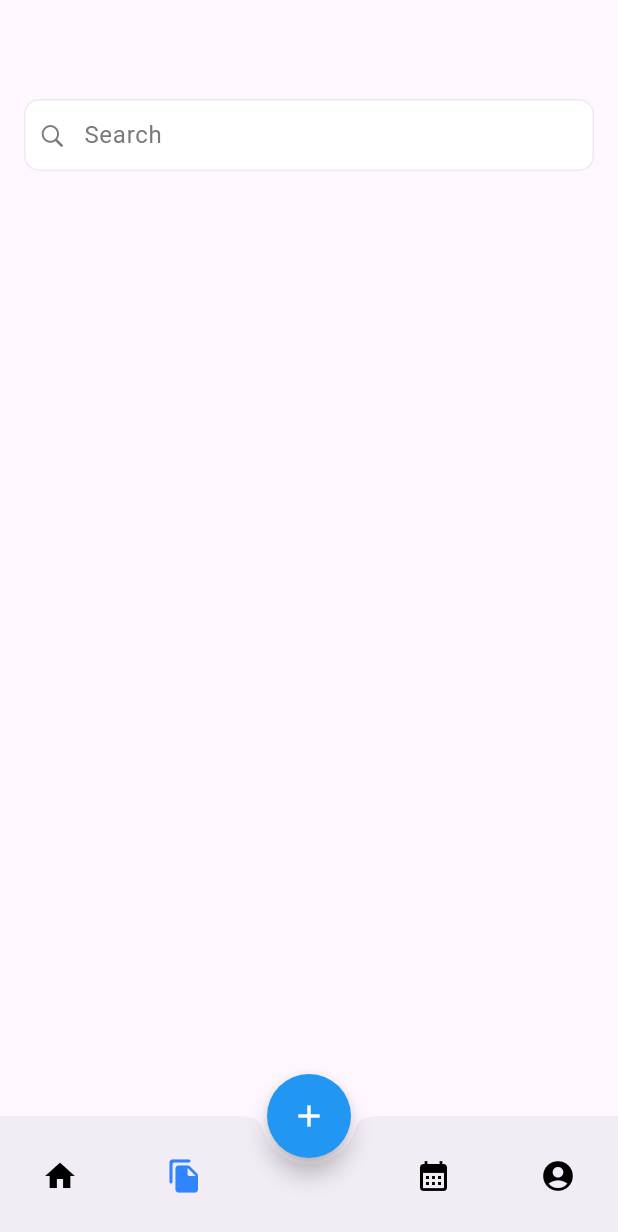
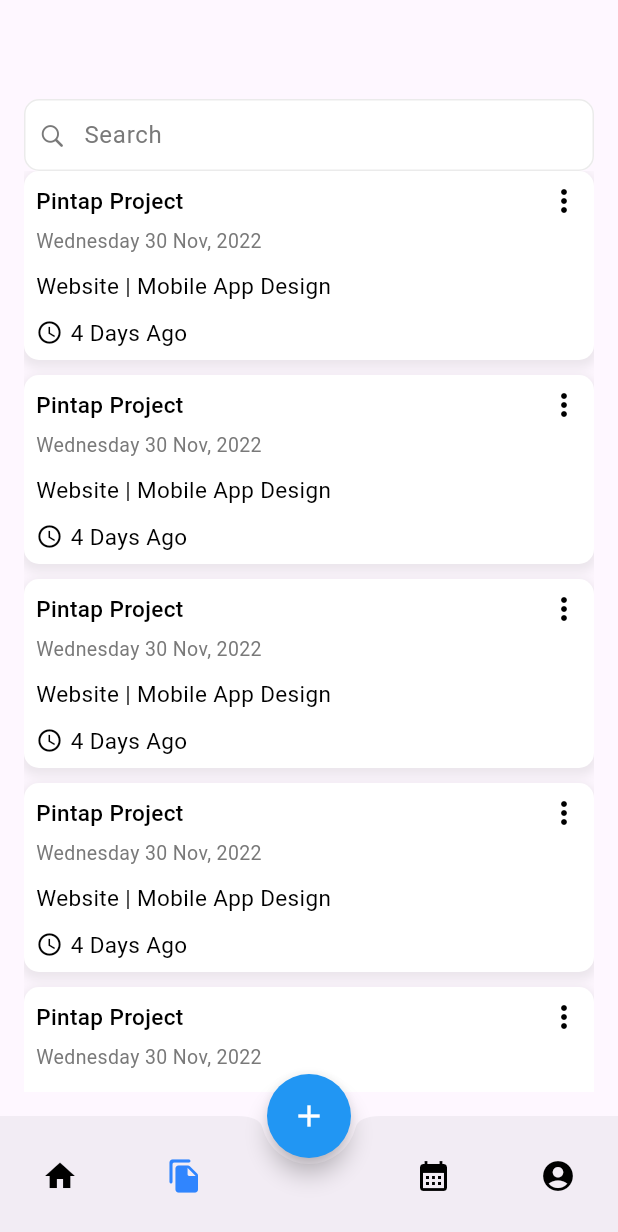
Before and after one commit to ankitmalaviya13/task_management, a Flutter app: the screen it shows after launch, item 2 of the bottom bar chosen, on a phone screen of 412 x 824 dp. Shown: the top 1232 px of the screen. Run offline on Flutter 3.47's test engine with Material 3 defaults, Android fonts, the phone set to English and light mode, and no system bars; our stand-ins replace cached_network_image, flutter_cache_manager, flutter_svg, pin_code_fields, shimmer; network calls fail.

Commit message:
MyProject Screen Add ListView Data

```diff
--- a/lib/screens/myProject_Screen.dart
+++ b/lib/screens/myProject_Screen.dart
@@ -1,6 +1,7 @@
 import 'package:flutter/cupertino.dart';
 import 'package:flutter/material.dart';
 import 'package:task_management/core/color/color.dart';
+import 'package:task_management/screens/widgets/common_text.dart';
 import 'package:task_management/screens/widgets/common_textfield.dart';
 
 class MyProjectScreen extends StatefulWidget {
@@ -32,6 +33,83 @@ class _MyProjectScreenState extends State<MyProjectScreen> {
               borderOutline: true,
               onChanged: (v) {},
             ),
+            Expanded(
+              child: ListView.builder(
+                scrollDirection: Axis.vertical,
+                itemCount: 10,
+                itemBuilder: (context, index) {
+                  return Container(
+                    margin: const EdgeInsets.only(bottom: 10),
+                    width: double.infinity,
+                    decoration: BoxDecoration(
+                      color: AppColor.white,
+                      borderRadius: BorderRadius.circular(10),
+                      boxShadow: [
+                        BoxShadow(
+                          color: Colors.grey.withOpacity(0.2),
+                          spreadRadius: 2,
+                          blurRadius: 5,
+                          offset: const Offset(0, 3),
+                        ),
+                      ],
+                    ),
+                    child: const Padding(
+                      padding: EdgeInsets.all(8.0),
+                      child: Column(
+                        crossAxisAlignment: CrossAxisAlignment.start,
+                        children: [
+                          Row(
+                            children: [
+                              CommonText(
+                                text: 'Pintap Project',
+                                fontSize: 15,
+                                color: AppColor.black,
+                                fontWeight: FontWeight.w500,
+                                overflow: TextOverflow.ellipsis,
+                              ),
+                              Spacer(),
+                              Icon(
+                                Icons.more_vert,
+                                color: AppColor.black,
+                              )
+                            ],
+                          ),
+                          SizedBox(height: 5),
+                          CommonText(
+                            text: 'Wednesday 30 Nov, 2022',
+                            color: AppColor.greyText,
+                            overflow: TextOverflow.ellipsis,
+                            fontSize: 13,
+                          ),
+                          SizedBox(height: 10),
+                          CommonText(
+                            text: 'Website | Mobile App Design',
+                            color: AppColor.black,
+                            fontSize: 15,
+                          ),
+                          SizedBox(height: 10),
+                          Row(
+                            children: [
+                              Icon(
+                                Icons.access_time_outlined,
+                                color: AppColor.black,
+                                size: 18,
+                              ),
+                              SizedBox(width: 5),
+                              CommonText(
+                                text: '4 Days Ago',
+                                color: AppColor.black,
+                                fontSize: 15,
+                              ),
+                            ],
+                          ),
+                        ],
+                      ),
+                    ),
+                  );
+                },
+              ),
+            ),
           ],
         ),
       ),
```
